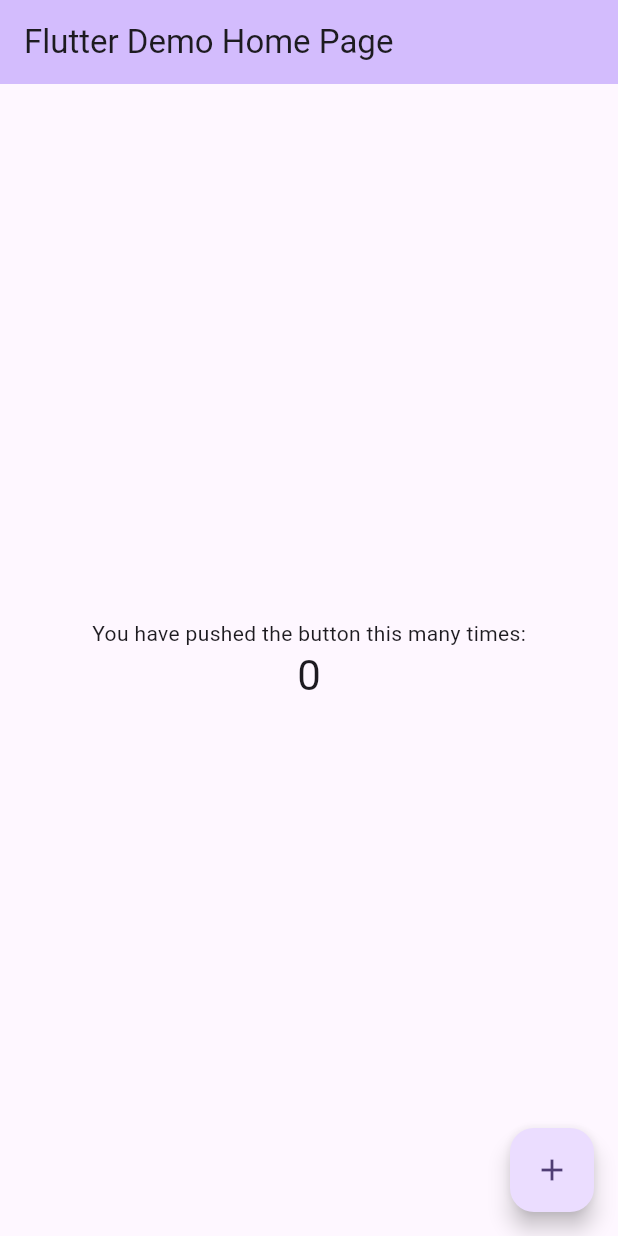
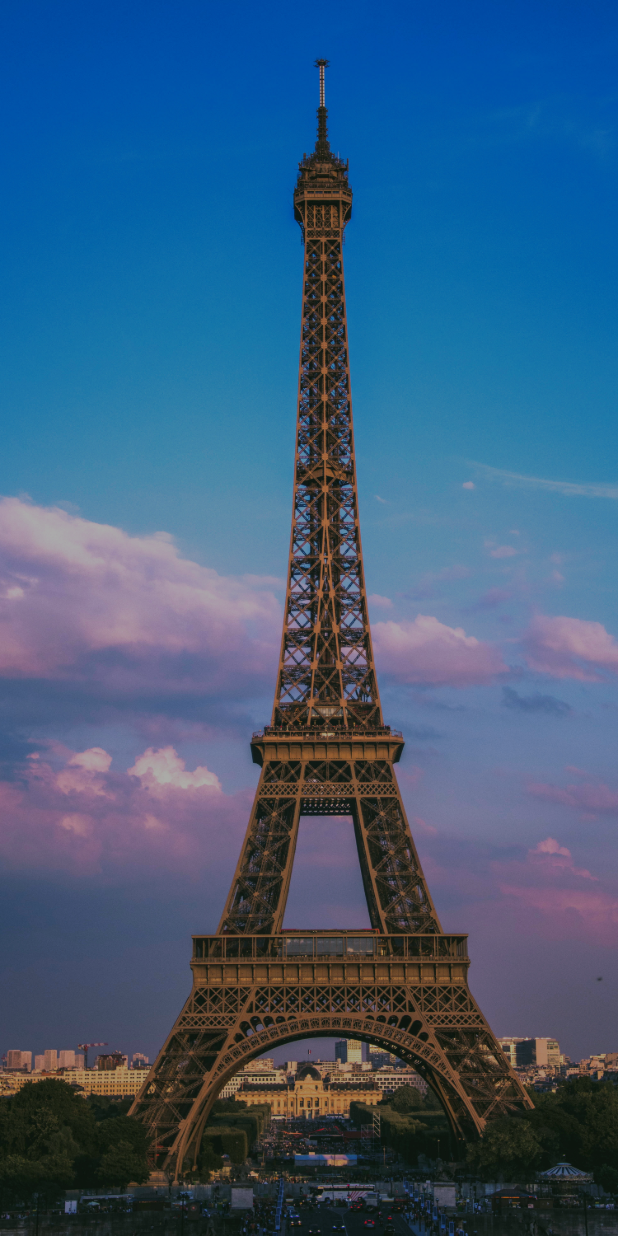
Before and after one commit to IT21175466/Weather-App, a Flutter app: the screen it shows after launch, on a phone screen of 412 x 824 dp. Run offline on Flutter 3.47's test engine with Material 2 defaults, Android fonts, the phone set to English and light mode, and no system bars.

Commit message:
Setup Project

```diff
--- a/lib/main.dart
+++ b/lib/main.dart
@@ -1,4 +1,5 @@
 import 'package:flutter/material.dart';
+import 'package:weather_app/Pages/HomePage.dart';
 
 void main() {
   runApp(const MyApp());
@@ -11,115 +12,13 @@ class MyApp extends StatelessWidget {
   @override
   Widget build(BuildContext context) {
     return MaterialApp(
+      debugShowCheckedModeBanner: false,
       title: 'Flutter Demo',
       theme: ThemeData(
-        // This is the theme of your application.
-        //
-        // TRY THIS: Try running your application with "flutter run". You'll see
-        // the application has a blue toolbar. Then, without quitting the app,
-        // try changing the seedColor in the colorScheme below to Colors.green
-        // and then invoke "hot reload" (save your changes or press the "hot
-        // reload" button in a Flutter-supported IDE, or press "r" if you used
-        // the command line to start the app).
-        //
-        // Notice that the counter didn't reset back to zero; the application
-        // state is not lost during the reload. To reset the state, use hot
-        // restart instead.
-        //
-        // This works for code too, not just values: Most code changes can be
-        // tested with just a hot reload.
         colorScheme: ColorScheme.fromSeed(seedColor: Colors.deepPurple),
         useMaterial3: true,
       ),
-      home: const MyHomePage(title: 'Flutter Demo Home Page'),
+      home: const HomePage(),
     );
   }
 }
-
-class MyHomePage extends StatefulWidget {
-  const MyHomePage({super.key, required this.title});
-
-  // This widget is the home page of your application. It is stateful, meaning
-  // that it has a State object (defined below) that contains fields that affect
-  // how it looks.
-
-  // This class is the configuration for the state. It holds the values (in this
-  // case the title) provided by the parent (in this case the App widget) and
-  // used by the build method of the State. Fields in a Widget subclass are
-  // always marked "final".
-
-  final String title;
-
-  @override
-  State<MyHomePage> createState() => _MyHomePageState();
-}
-
-class _MyHomePageState extends State<MyHomePage> {
-  int _counter = 0;
-
-  void _incrementCounter() {
-    setState(() {
-      // This call to setState tells the Flutter framework that something has
-      // changed in this State, which causes it to rerun the build method below
-      // so that the display can reflect the updated values. If we changed
-      // _counter without calling setState(), then the build method would not be
-      // called again, and so nothing would appear to happen.
-      _counter++;
-    });
-  }
-
-  @override
-  Widget build(BuildContext context) {
-    // This method is rerun every time setState is called, for instance as done
-    // by the _incrementCounter method above.
-    //
-    // The Flutter framework has been optimized to make rerunning build methods
-    // fast, so that you can just rebuild anything that needs updating rather
-    // than having to individually change instances of widgets.
-    return Scaffold(
-      appBar: AppBar(
-        // TRY THIS: Try changing the color here to a specific color (to
-        // Colors.amber, perhaps?) and trigger a hot reload to see the AppBar
-        // change color while the other colors stay the same.
-        backgroundColor: Theme.of(context).colorScheme.inversePrimary,
-        // Here we take the value from the MyHomePage object that was created by
-        // the App.build method, and use it to set our appbar title.
-        title: Text(widget.title),
-      ),
-      body: Center(
-        // Center is a layout widget. It takes a single child and positions it
-        // in the middle of the parent.
-        child: Column(
-          // Column is also a layout widget. It takes a list of children and
-          // arranges them vertically. By default, it sizes itself to fit its
-          // children horizontally, and tries to be as tall as its parent.
-          //
-          // Column has various properties to control how it sizes itself and
-          // how it positions its children. Here we use mainAxisAlignment to
-          // center the children vertically; the main axis here is the vertical
-          // axis because Columns are vertical (the cross axis would be
-          // horizontal).
-          //
-          // TRY THIS: Invoke "debug painting" (choose the "Toggle Debug Paint"
-          // action in the IDE, or press "p" in the console), to see the
-          // wireframe for each widget.
-          mainAxisAlignment: MainAxisAlignment.center,
-          children: <Widget>[
-            const Text(
-              'You have pushed the button this many times:',
-            ),
-            Text(
-              '$_counter',
-              style: Theme.of(context).textTheme.headlineMedium,
-            ),
-          ],
-        ),
-      ),
-      floatingActionButton: FloatingActionButton(
-        onPressed: _incrementCounter,
-        tooltip: 'Increment',
-        child: const Icon(Icons.add),
-      ), // This trailing comma makes auto-formatting nicer for build methods.
-    );
-  }
-}
--- /dev/null
+++ b/lib/pages/HomePage.dart
@@ -0,0 +1,32 @@
+import 'package:flutter/material.dart';
+
+class HomePage extends StatefulWidget {
+  const HomePage({super.key});
+
+  @override
+  State<HomePage> createState() => _HomePageState();
+}
+
+class _HomePageState extends State<HomePage> {
+  @override
+  Widget build(BuildContext context) {
+    //Get Screen Width and Height
+    double screenWidth = MediaQuery.of(context).size.width;
+    double screenHeight = MediaQuery.of(context).size.height;
+
+    return Scaffold(
+      body: Container(
+        height: screenHeight,
+        width: screenWidth,
+        decoration: BoxDecoration(
+          image: DecorationImage(
+            image: const AssetImage('lib/assets/images/eiffel_tower.jpg'),
+            fit: BoxFit.cover,
+            colorFilter: ColorFilter.mode(
+                Colors.black.withOpacity(0.33), BlendMode.darken),
+          ),
+        ),
+      ),
+    );
+  }
+}
--- /dev/null
+++ b/lib/pages/SplashScreen.dart
@@ -0,0 +1,15 @@
+import 'package:flutter/material.dart';
+
+class SplashScreen extends StatefulWidget {
+  const SplashScreen({super.key});
+
+  @override
+  State<SplashScreen> createState() => _SplashScreenState();
+}
+
+class _SplashScreenState extends State<SplashScreen> {
+  @override
+  Widget build(BuildContext context) {
+    return const Placeholder();
+  }
+}
--- a/pubspec.yaml
+++ b/pubspec.yaml
@@ -59,9 +59,8 @@ flutter:
   uses-material-design: true
 
   # To add assets to your application, add an assets section, like this:
-  # assets:
-  #   - images/a_dot_burr.jpeg
-  #   - images/a_dot_ham.jpeg
+  assets:
+     - lib/assets/images/
 
   # An image asset can refer to one or more resolution-specific "variants", see
   # https://flutter.dev/assets-and-images/#resolution-aware
```
Also changed, not shown: lib/assets/images/eiffel_tower.jpg (added).
